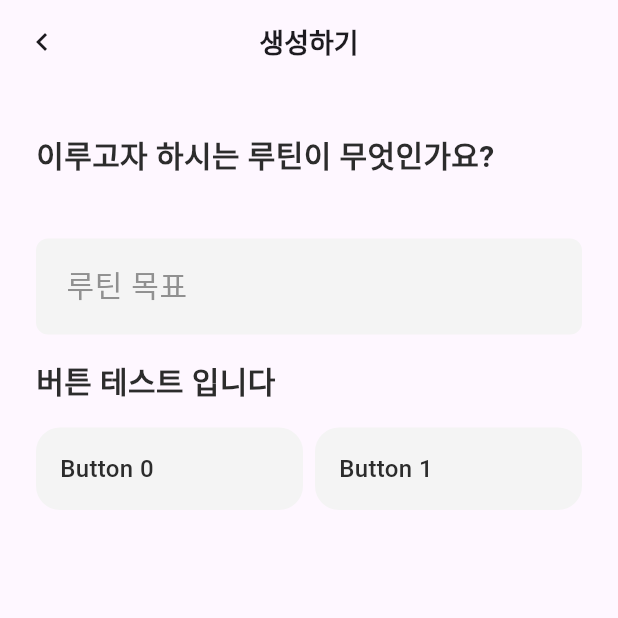
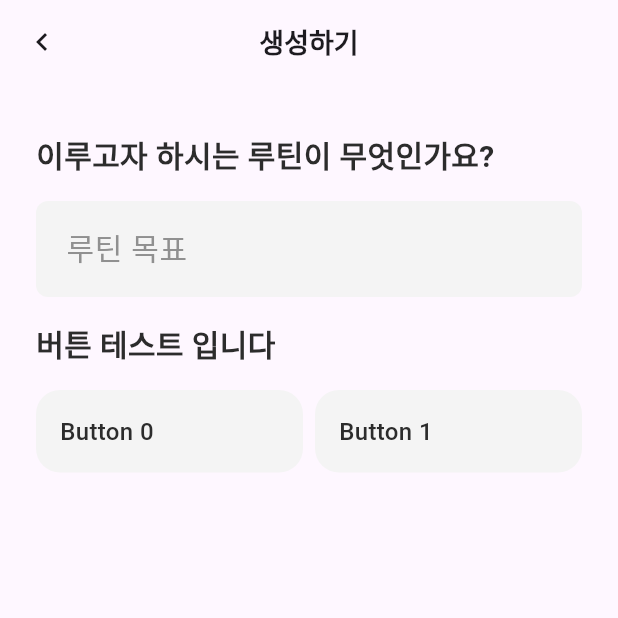
Before and after one commit to DoRun-DoRun/life-designer-client, a Flutter app: the screen it shows after launch, after a tap on the "add" icon, on a phone screen of 412 x 824 dp, the top half of it. Run offline on Flutter 3.47's test engine with Material 3 defaults, Android fonts, the phone set to English and light mode, and no system bars; our stand-ins replace dio, flutter_riverpod, flutter_secure_storage, go_router, percent_indicator, retrofit; missing offline and left inert: debounce_throttle, widgetbook, widgetbook_annotation; generated files the repository leaves out were written again; Roboto replaces fonts that are missing (NotoSansKR).

Commit message:
feat: nullable 및 사용하지 않는 Stateful 상태 제거

```diff
--- a/lib/common/component/custom_button.dart
+++ b/lib/common/component/custom_button.dart
@@ -3,7 +3,7 @@ import 'package:dorun_app_flutter/common/constant/fonts.dart';
 import 'package:dorun_app_flutter/common/constant/spacing.dart';
 import 'package:flutter/material.dart';
 
-class CustomButton extends StatefulWidget {
+class CustomButton extends StatelessWidget {
   const CustomButton({
     super.key,
     required this.onPressed,
@@ -20,28 +20,22 @@ class CustomButton extends StatefulWidget {
   final EdgeInsets padding;
 
   @override
-  CustomButtonState createState() => CustomButtonState();
-}
-
-class CustomButtonState extends State<CustomButton> {
-  @override
   Widget build(BuildContext context) {
     return GestureDetector(
       onTap: () {
-        widget.onPressed();
+        onPressed();
       },
       child: Container(
         width: double.infinity,
         decoration: BoxDecoration(
-          color: widget.backgroundColor,
+          color: backgroundColor,
           borderRadius: AppRadius.ROUNDED_16,
         ),
         child: Padding(
-          padding: widget.padding,
+          padding: padding,
           child: Text(
-            widget.title,
-            style:
-                AppTextStyles.MEDIUM_16.copyWith(color: widget.foregroundColor),
+            title,
+            style: AppTextStyles.MEDIUM_16.copyWith(color: foregroundColor),
           ),
         ),
       ),
--- a/lib/common/component/input_box.dart
+++ b/lib/common/component/input_box.dart
@@ -6,7 +6,7 @@ import 'package:flutter/material.dart';
 
 class InputBox extends StatefulWidget {
   final TextEditingController controller;
-  final String? hintText;
+  final String hintText;
   final ValueChanged<String>? onSubmitted;
 
   const InputBox({
@@ -29,7 +29,7 @@ class InputBoxState extends State<InputBox> {
     super.initState();
     _focusNode.addListener(() {
       setState(() {
-        _isFocused = _focusNode.hasFocus;
+        _isFocused = _focusNode.hasFocus || widget.controller.text != '';
       });
     });
   }
@@ -46,10 +46,11 @@ class InputBoxState extends State<InputBox> {
       gap: AppSpacing.SPACE_8,
       crossAxisAlignment: CrossAxisAlignment.start,
       children: [
-        Text(
-          _isFocused || widget.controller.text != '' ? widget.hintText! : '',
-          style: AppTextStyles.MEDIUM_12,
-        ),
+        if (_isFocused)
+          Text(
+            widget.hintText,
+            style: AppTextStyles.MEDIUM_12,
+          ),
         TextField(
           controller: widget.controller,
           focusNode: _focusNode,
--- a/lib/common/component/list_item.dart
+++ b/lib/common/component/list_item.dart
@@ -8,12 +8,12 @@ import 'package:go_router/go_router.dart';
 class ListItem extends StatelessWidget {
   final int id;
   final String title;
-  final String? subTitle;
-  final String? routinEmoji;
-  final IconData? actionIcon;
-  final Color? actionIconColor;
-  final bool? isButton;
-  final bool? isDone;
+  final String subTitle;
+  final String routinEmoji;
+  final IconData actionIcon;
+  final Color actionIconColor;
+  final bool isButton;
+  final bool isDone;
   final VoidCallback? onTap;
 
   const ListItem({
@@ -48,28 +48,28 @@ class ListItem extends StatelessWidget {
                 gap: AppSpacing.SPACE_8,
                 children: [
                   Text(
-                    routinEmoji!,
+                    routinEmoji,
                     style: AppTextStyles.EMOJI,
                   ),
                   Text(
                     title,
                     style: AppTextStyles.MEDIUM_16.copyWith(
-                      color: isDone!
+                      color: isDone
                           ? AppColors.TEXT_INVERT
                           : AppColors.TEXT_PRIMARY,
                     ),
                   ),
                   Text(
-                    subTitle!,
+                    subTitle,
                     style: AppTextStyles.MEDIUM_14.copyWith(
-                      color: isDone!
+                      color: isDone
                           ? AppColors.TEXT_INVERT
                           : AppColors.TEXT_SECONDARY,
                     ),
                   ),
                 ],
               ),
-              if (isButton!)
+              if (isButton)
                 ElevatedButton(
                   onPressed: () => {context.push('/routine_detail/$id')},
                   style: ElevatedButton.styleFrom(
```
